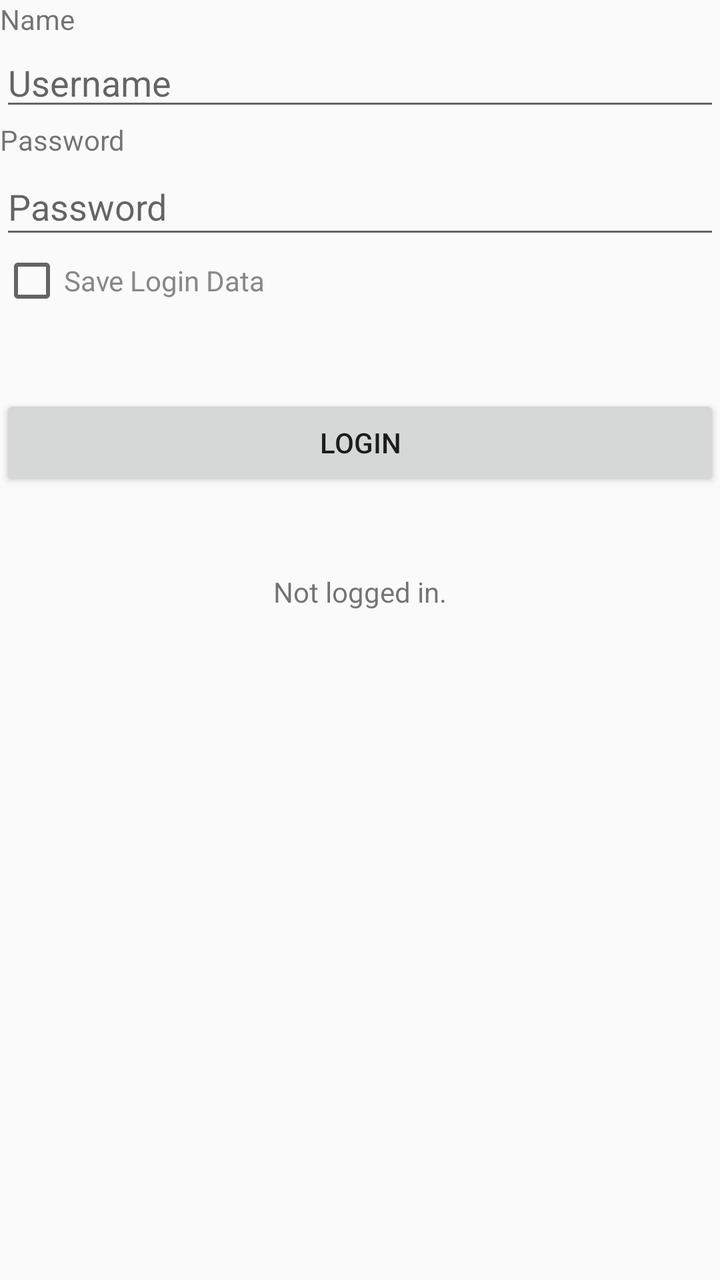
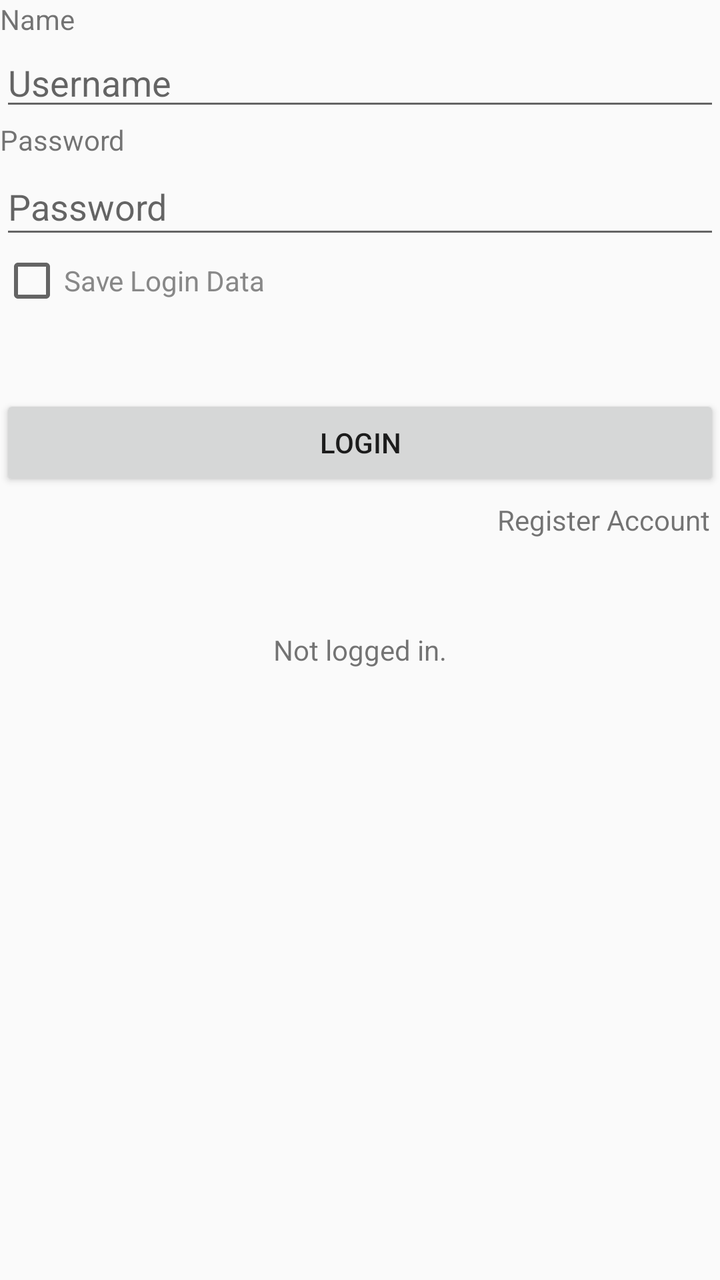

Two renders of the same Android screen: before a commit and after it. Below are the layout's source before the change and the commit's diff.
<!-- AndroidManifest.xml: application theme AppTheme -->
<!-- res/layout/fragment_sync.xml -->
<?xml version="1.0" encoding="utf-8"?>
<LinearLayout xmlns:android="http://schemas.android.com/apk/res/android"
    xmlns:tools="http://schemas.android.com/tools"
    android:layout_width="match_parent"
    android:layout_height="wrap_content"
    android:layout_marginHorizontal="15dp"
    android:layout_marginTop="44dp"
    android:gravity="top|center"
    android:orientation="vertical">

    <TextView
        android:id="@+id/textView2"
        android:layout_width="wrap_content"
        android:layout_height="wrap_content"
        android:layout_gravity="start"

        android:text="@string/SyncName" />

    <EditText
        android:id="@+id/edit_loginName"
        android:layout_width="match_parent"
        android:layout_height="wrap_content"
        android:autofillHints=""
        android:ems="10"
        android:hint="@string/username"
        android:inputType="textPersonName" />

    <TextView
        android:id="@+id/textView3"
        android:layout_width="wrap_content"
        android:layout_height="wrap_content"
        android:layout_gravity="start"
        android:text="@string/SyncPW" />

    <EditText
        android:id="@+id/edit_loginPW"
        android:layout_width="match_parent"
        android:layout_height="45dp"
        android:autofillHints=""
        android:ems="10"
        android:hint="@string/SyncPW"
        android:inputType="textPassword"
        android:text="" />

    <CheckBox
        android:id="@+id/cb_autologin"
        android:layout_width="match_parent"
        android:layout_height="wrap_content"
        android:text="@string/save_login_data"
        android:textColor="#888" />

    <Space
        android:layout_width="match_parent"
        android:layout_height="41dp" />

    <Button
        android:id="@+id/btn_login"
        android:layout_width="match_parent"
        android:layout_height="wrap_content"
        android:text="@string/SyncLogin" />

    <Space
        android:layout_width="match_parent"
        android:layout_height="41dp" />

    <TextView
        android:id="@+id/statusText"
        android:layout_width="wrap_content"
        android:layout_height="wrap_content"
        android:text="@string/NotLoggedIn" />

    <Space
        android:layout_width="match_parent"
        android:layout_height="41dp" />

    <Button
        android:id="@+id/btn_download"
        android:layout_width="match_parent"
        android:layout_height="wrap_content"
        android:text="@string/SyncDownload"
        android:visibility="gone"
        tools:visibility="visible" />

    <Button
        android:id="@+id/btn_upload"
        android:layout_width="match_parent"
        android:layout_height="wrap_content"
        android:text="@string/SyncUpload"
        android:visibility="gone"
        tools:visibility="visible" />
</LinearLayout>
<!-- resources referenced by this layout -->
<resources>
  <string name="NotLoggedIn">Not logged in.</string>
  <string name="SyncDownload">download</string>
  <string name="SyncLogin">Login</string>
  <string name="SyncName">Name</string>
  <string name="SyncPW">Password</string>
  <string name="SyncUpload">Upload</string>
  <string name="save_login_data">Save Login Data</string>
  <string name="username">Username</string>
  <style name="AppTheme" parent="Theme.AppCompat.Light.DarkActionBar">
          
          <item name="colorPrimary">@color/colorPrimary</item>
          <item name="colorPrimaryDark">@color/colorPrimaryDark</item>
          <item name="colorAccent">@color/colorAccent</item>
          <item name="windowActionBar">false</item>
          <item name="windowNoTitle">true</item>
          <item name="drawerArrowStyle">@style/DrawerArrowStyle</item>
          <item name="progressBarStyle">@style/ProgressBarStyle</item>
      </style>
  <color name="colorPrimary">#8DC64B</color>
  <color name="colorPrimaryDark">#000</color>
  <color name="colorAccent">#000</color>
  <style name="DrawerArrowStyle" parent="Widget.AppCompat.DrawerArrowToggle">
          <item name="color">@android:color/black</item>
      </style>
  <style name="ProgressBarStyle">
          <item name="colorAccent">@color/color_progress_center</item>
      </style>
  <color name="color_progress_center">#FCBD7E</color>
</resources>

<!-- the commit's change to res/layout/fragment_sync.xml (unified diff, before → after) -->
@@ -58,6 +58,14 @@
         android:layout_width="match_parent"
         android:layout_height="wrap_content"
         android:text="@string/SyncLogin" />
+    <TextView
+        android:id="@+id/tx_register"
+        android:layout_width="wrap_content"
+        android:layout_height="wrap_content"
+        android:text="@string/register_account"
+        android:layout_gravity="end"
+        android:textColorLink="@android:color/holo_blue_light"
+        android:padding="5dp"/>
 
     <Space
         android:layout_width="match_parent"
<!-- resource entries referenced after the edit -->
@@ -6,6 +6,7 @@
   <string name="SyncName">Name</string>
   <string name="SyncPW">Password</string>
   <string name="SyncUpload">Upload</string>
+  <string name="register_account">Register Account</string>
   <string name="save_login_data">Save Login Data</string>
   <string name="username">Username</string>
   <style name="AppTheme" parent="Theme.AppCompat.Light.DarkActionBar">
